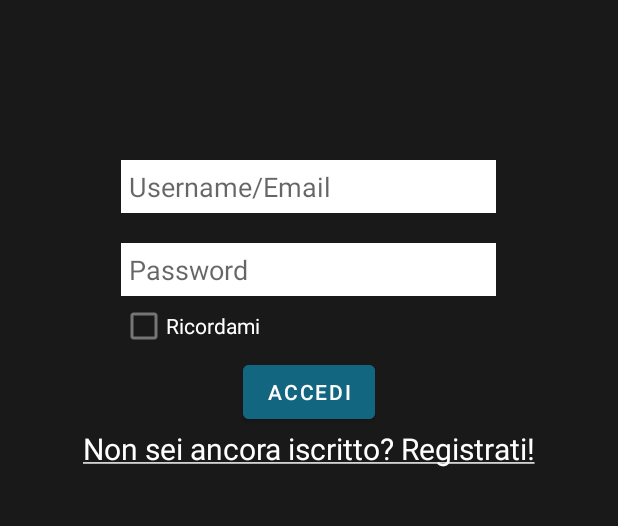
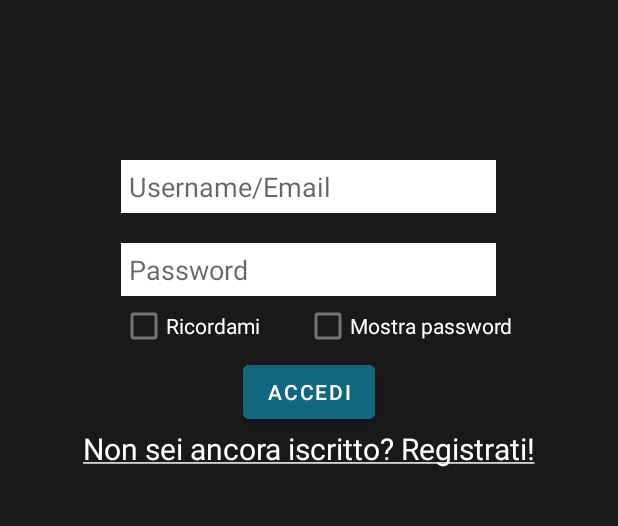
Before and after one commit to Giorgio-Iannello/WatchTime, an Android app: the screen it shows after launch (Login), on a phone screen of 412 x 824 dp, the part 449-975 px from its top. Run offline under Robolectric (Android 15) with nearby library versions, the phone set to English and light mode, and no system bars.

Commit message:
Login, registrazione, checkbox che mostra password

```diff
--- a/app/build.gradle
+++ b/app/build.gradle
@@ -29,6 +29,7 @@ android {
 
 dependencies {
 
+
     implementation 'androidx.appcompat:appcompat:1.3.0'
     implementation 'com.google.android.material:material:1.4.0'
     implementation 'androidx.constraintlayout:constraintlayout:2.0.4'
--- a/app/src/main/java/com/example/myapplication/Login.java
+++ b/app/src/main/java/com/example/myapplication/Login.java
@@ -4,14 +4,26 @@ import androidx.appcompat.app.AppCompatActivity;
 
 import android.content.Intent;
 import android.os.Bundle;
+import android.text.InputType;
 import android.view.View;
+import android.widget.CheckBox;
+import android.widget.EditText;
+import android.widget.Toast;
 
 public class Login extends AppCompatActivity {
-
+        EditText usernameET, passwordET;
+        String username, password;
+        CheckBox spuntaPw;
     @Override
     protected void onCreate(Bundle savedInstanceState) {
         super.onCreate(savedInstanceState);
         setContentView(R.layout.login);
+        username = "gruppo7";
+        password = "gruppo7";
+        usernameET = (EditText) findViewById(R.id.usernameET);
+        passwordET = (EditText) findViewById(R.id.passwordET);
+        spuntaPw = (CheckBox) findViewById(R.id.spuntaPw);
+
     }
 
     public void clickReg(View view) {
@@ -19,7 +31,33 @@ public class Login extends AppCompatActivity {
         Intent reg = new Intent(Login.this, Registrazione.class);
 
         startActivity(reg);
-        //prova modificadsfdsds
+
 
     }
+
+    public void cLickAccedi(View view) {
+
+        if(!usernameET.getText().toString().equals(username) || !passwordET.getText().toString().equals(password)){
+            Toast toast = Toast.makeText(this, "Non sei registrato!", Toast. LENGTH_LONG);
+            toast.show();
+
+
+        }
+        else{
+
+        }
+
+    }
+
+    public void clickMP(View view) {
+
+        if (spuntaPw.isChecked()){
+            passwordET.setInputType( InputType.TYPE_TEXT_VARIATION_VISIBLE_PASSWORD);
+        }
+        else{
+            passwordET.setInputType(InputType.TYPE_CLASS_TEXT | InputType.TYPE_TEXT_VARIATION_PASSWORD);
+
+        }
+        passwordET.setSelection(passwordET.getText().length());
+    }
 }
--- a/app/src/main/res/layout/login.xml
+++ b/app/src/main/res/layout/login.xml
@@ -50,7 +50,7 @@
 
 
         <EditText
-            android:id="@+id/editTextTextPassword"
+            android:id="@+id/passwordET"
             android:layout_width="250dp"
             android:layout_height="wrap_content"
             android:layout_below="@+id/usernameET"
@@ -66,7 +66,7 @@
             android:layout_height="match_parent">
 
             <CheckBox
-                android:id="@+id/spunta"
+                android:id="@+id/spuntaRC"
                 android:layout_width="30dp"
                 android:layout_height="40dp"
                 android:layout_below="@+id/editTextTextPassword"
@@ -81,14 +81,38 @@
                 android:text="Ricordami"
                 android:textColor="@android:color/white"
                 android:layout_marginLeft="0dp"></TextView>
+            <LinearLayout
+                android:layout_width="match_parent"
+                android:layout_height="match_parent">
+
+                <CheckBox
+                    android:id="@+id/spuntaPw"
+                    android:layout_width="30dp"
+                    android:layout_height="40dp"
+                    android:layout_below="@+id/editTextTextPassword"
+                    android:layout_marginStart="30dp"
+                    android:onClick="clickMP"
+
+
+                    android:layout_marginLeft="50dp"></CheckBox>
+
+                <TextView
+                    android:layout_width="wrap_content"
+                    android:layout_height="wrap_content"
+                    android:text="Mostra password"
+                    android:textColor="@android:color/white"
+                    android:layout_marginLeft="0dp"></TextView>
+            </LinearLayout>
         </LinearLayout>
+
 
         <Button
             android:layout_width="wrap_content"
             android:layout_height="wrap_content"
             android:layout_gravity="center"
             android:backgroundTint="#13667F"
-            android:text="Accedi"></Button>
+            android:text="Accedi"
+            android:onClick="cLickAccedi"></Button>
 
         <TextView
             android:layout_width="wrap_content"
@@ -104,4 +128,6 @@
     </LinearLayout>
 
 
+
+
 </RelativeLayout>
```
